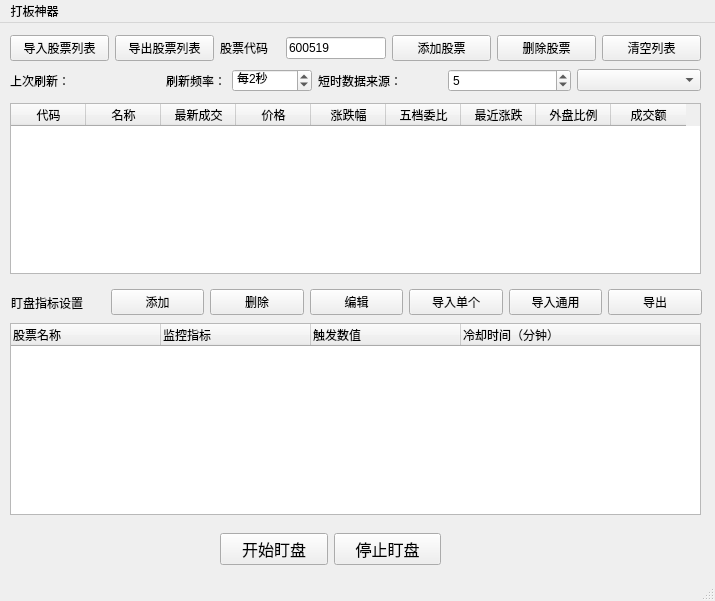
victor647/QuantumStockTrade, file QtDesign/LiveTracker.ui: the form before one commit.
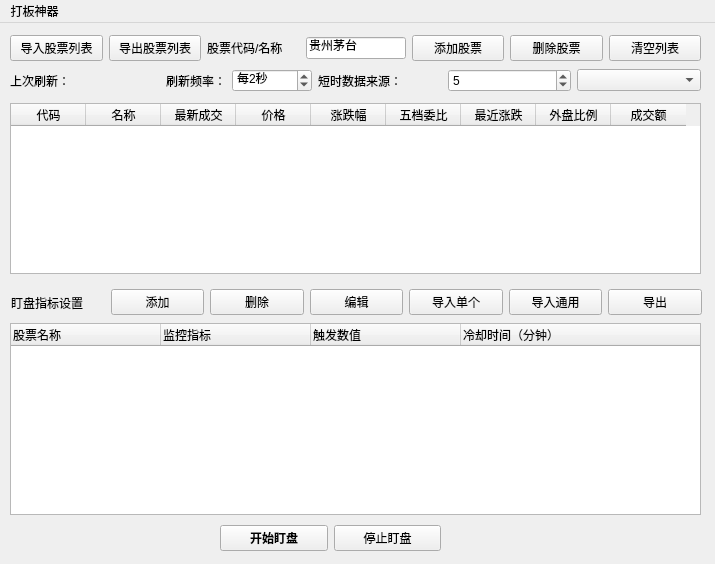
The form after the commit.

Patch:
```diff
--- a/QtDesign/LiveTracker.ui
+++ b/QtDesign/LiveTracker.ui
@@ -7,7 +7,7 @@
     <x>0</x>
     <y>0</y>
     <width>715</width>
-    <height>601</height>
+    <height>564</height>
    </rect>
   </property>
   <property name="windowTitle">
@@ -127,19 +127,13 @@
        </item>
        <item>
         <widget class="QLabel" name="lblNewStockCode">
-         <property name="maximumSize">
-          <size>
-           <width>60</width>
-           <height>16777215</height>
-          </size>
-         </property>
          <property name="font">
           <font>
            <family>Microsoft YaHei UI</family>
           </font>
          </property>
          <property name="text">
-          <string>股票代码</string>
+          <string>股票代码/名称</string>
          </property>
         </widget>
        </item>
@@ -157,7 +151,7 @@
           </font>
          </property>
          <property name="text">
-          <string>600519</string>
+          <string>贵州茅台</string>
          </property>
          <property name="maxLength">
           <number>6</number>
@@ -357,9 +351,9 @@
     <property name="geometry">
      <rect>
       <x>220</x>
-      <y>506</y>
+      <y>500</y>
       <width>221</width>
-      <height>41</height>
+      <height>31</height>
      </rect>
     </property>
     <layout class="QHBoxLayout" name="horizontalLayout_3">
@@ -368,7 +362,9 @@
        <property name="font">
         <font>
          <family>Microsoft YaHei UI</family>
-         <pointsize>12</pointsize>
+         <pointsize>9</pointsize>
+         <weight>75</weight>
+         <bold>true</bold>
         </font>
        </property>
        <property name="text">
@@ -381,7 +377,7 @@
        <property name="font">
         <font>
          <family>Microsoft YaHei UI</family>
-         <pointsize>12</pointsize>
+         <pointsize>9</pointsize>
         </font>
        </property>
        <property name="text">
@@ -512,7 +508,6 @@
    </widget>
    <addaction name="menu"/>
   </widget>
-  <widget class="QStatusBar" name="statusbar"/>
   <action name="MaxStockWatcher">
    <property name="text">
     <string>涨停板</string>
```
